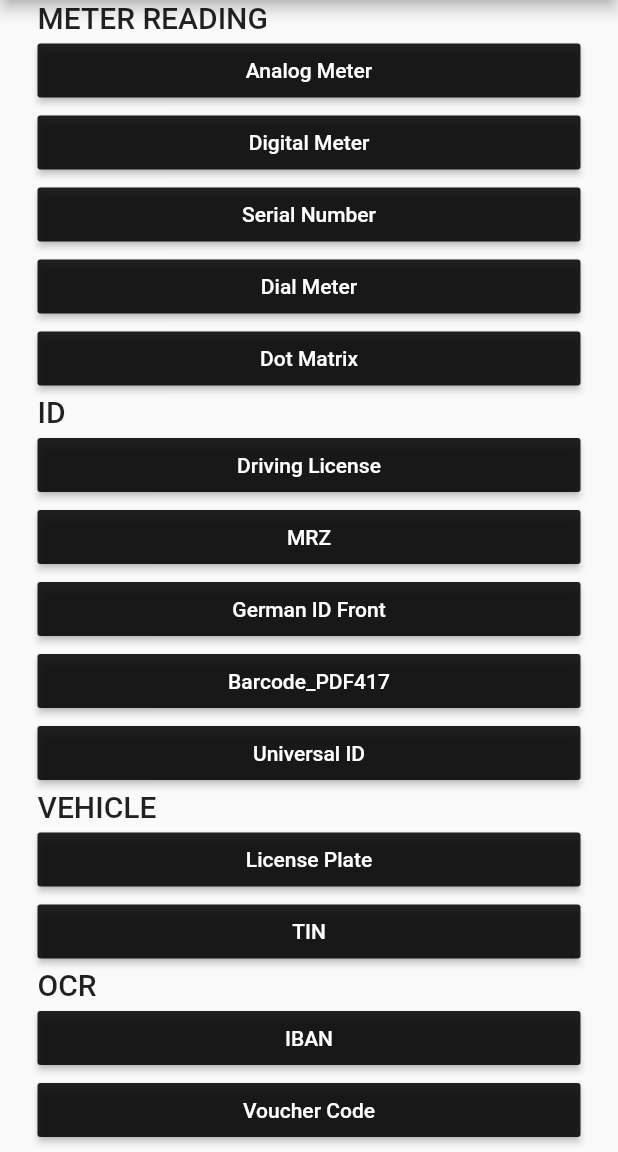
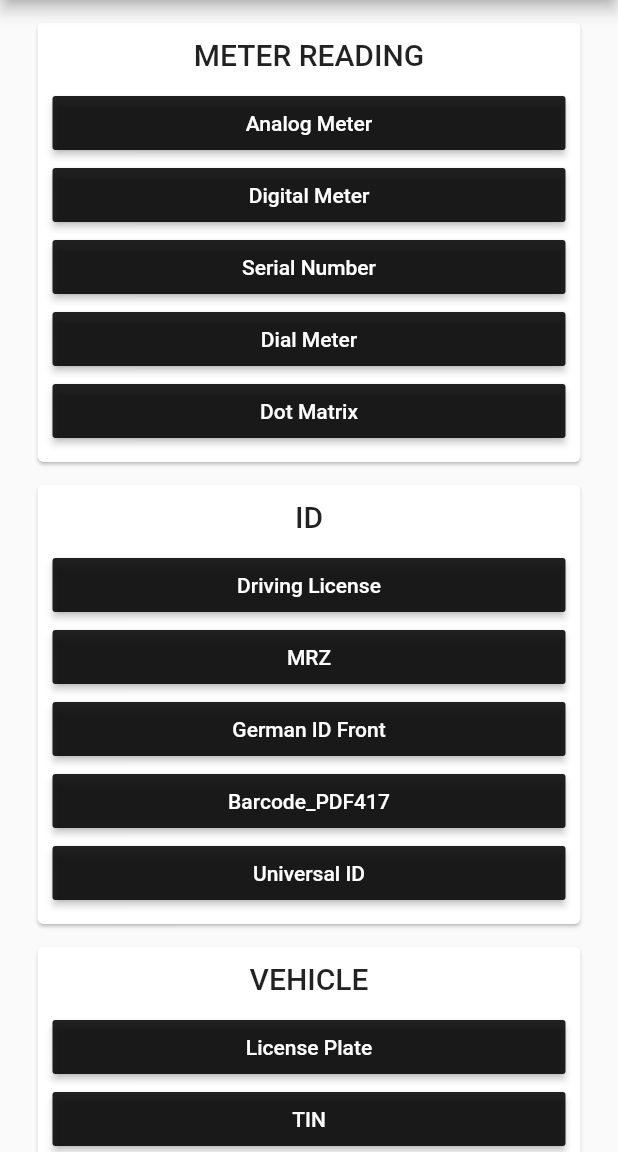
Before and after one commit to Anyline/anyline-ocr-flutter-module, a Flutter app: the screen it shows after launch, on a phone screen of 412 x 824 dp, the part 84-1236 px from its top. Run offline on Flutter 3.47's test engine with Material 2 defaults, Android fonts, the phone set to English and light mode, and no system bars; our stand-ins replace permission_handler, photo_view; project files that could hold a hidden picture were left out.

Commit message:
UI improvements

```diff
--- a/example/lib/main.dart
+++ b/example/lib/main.dart
@@ -25,6 +25,10 @@ class MyApp extends StatelessWidget {
         CompositeResultDisplay.routeName: (context) => CompositeResultDisplay(),
       },
       home: AnylineDemo(),
+      theme: ThemeData(
+        brightness: Brightness.light,
+        accentColor: Colors.black87,
+      ),
     );
   }
 }
@@ -115,34 +119,58 @@ class _AnylineDemoState extends State<AnylineDemo> {
         child: ListView(
           padding: EdgeInsets.fromLTRB(25, 0, 25, 0),
           children: [
-            _heading6('METER READING'),
+            _useCase(
+              'METER READING',
+              [
                 _scanButton(ScanMode.AnalogMeter),
                 _scanButton(ScanMode.DigitalMeter),
                 _scanButton(ScanMode.SerialNumber),
                 _scanButton(ScanMode.DialMeter),
                 _scanButton(ScanMode.DotMatrix),
-            _heading6('ID'),
+              ],
+            ),
+            _useCase(
+              'ID',
+              [
                 _scanButton(ScanMode.DrivingLicense),
                 _scanButton(ScanMode.MRZ),
                 _scanButton(ScanMode.GermanIDFront),
                 _scanButton(ScanMode.Barcode_PDF417),
                 _scanButton(ScanMode.UniversalId),
-            _heading6('VEHICLE'),
+              ],
+            ),
+            _useCase(
+              'VEHICLE',
+              [
                 _scanButton(ScanMode.LicensePlate),
                 _scanButton(ScanMode.TIN),
-            _heading6('OCR'),
+              ],
+            ),
+            _useCase(
+              'OCR',
+              [
                 _scanButton(ScanMode.Iban),
                 _scanButton(ScanMode.Voucher),
-            _heading6('MRO'),
+              ],
+            ),
+            _useCase(
+              'MRO',
+              [
                 _scanButton(ScanMode.VIN),
                 _scanButton(ScanMode.USNR),
                 _scanButton(ScanMode.ContainerShip),
-            _heading6('OTHER'),
+              ],
+            ),
+            _useCase(
+              'OTHER',
+              [
                 _scanButton(ScanMode.Barcode),
                 _scanButton(ScanMode.Document),
                 _scanButton(ScanMode.CattleTag),
                 _scanButton(ScanMode.SerialScanning),
                 _scanButton(ScanMode.ParallelScanning),
+              ],
+            ),
             Divider(),
             Text('Running on Anyline SDK Version $_sdkVersion\n'),
           ],
@@ -151,12 +179,30 @@ class _AnylineDemoState extends State<AnylineDemo> {
     );
   }
 
+  Widget _useCase(String label, List<Widget> children) {
+    return Card(
+        color: Colors.white,
+        margin: EdgeInsets.only(top: 15),
+        child: Padding(
+          padding: const EdgeInsets.all(10),
+          child: Column(
+            crossAxisAlignment: CrossAxisAlignment.center,
+            children: [
+              _heading6(label),
+              SizedBox(height: 10),
+              Column(children: children)
+            ],
+          ),
+        ));
+  }
+
   Widget _heading6(String text) {
     return Text(text, style: Theme.of(context).textTheme.headline6);
   }
 
   Widget _scanButton(ScanMode mode) {
     return Container(
+      width: double.infinity,
       child: MaterialButton(
         onPressed: () {
           startAnyline(mode);
--- a/example/lib/result_list.dart
+++ b/example/lib/result_list.dart
@@ -33,11 +33,12 @@ class ResultList extends StatelessWidget {
                         ? 'Yesterday, ${time.format(timestamp)}'
                         : fullDate.format(timestamp);
 
-            return results[index].scanMode.isCompositeScan() ?
-            CompositeResultListItem(results[index], timestampString) :
-            ResultListItem(results[index], timestampString);
+                return results[index].scanMode.isCompositeScan()
+                    ? CompositeResultListItem(results[index], timestampString)
+                    : ResultListItem(results[index], timestampString);
               })
-          : Container(
+          : ListView(children: [
+              Container(
                 alignment: Alignment.topCenter,
                 padding: EdgeInsets.only(top: 35),
                 child: Text(
@@ -45,6 +46,7 @@ class ResultList extends StatelessWidget {
                   style: TextStyle(color: Colors.grey),
                 ),
               ),
+            ]),
     );
   }
 }
--- a/example/pubspec.yaml
+++ b/example/pubspec.yaml
@@ -14,6 +14,7 @@ dependencies:
 
   photo_view: ^0.10.2
   intl: ^0.16.1
+
 
   anyline_plugin:
     # When depending on this package from a real application you should use:
```
Lines whose indentation alone changed are shown as unchanged.
